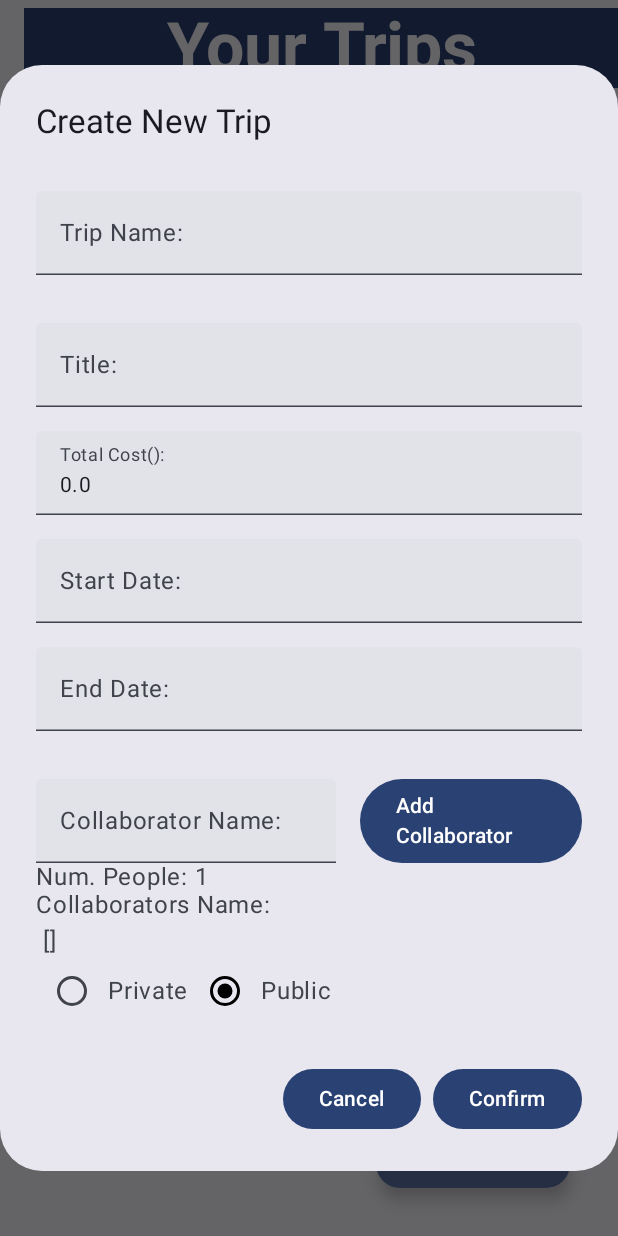
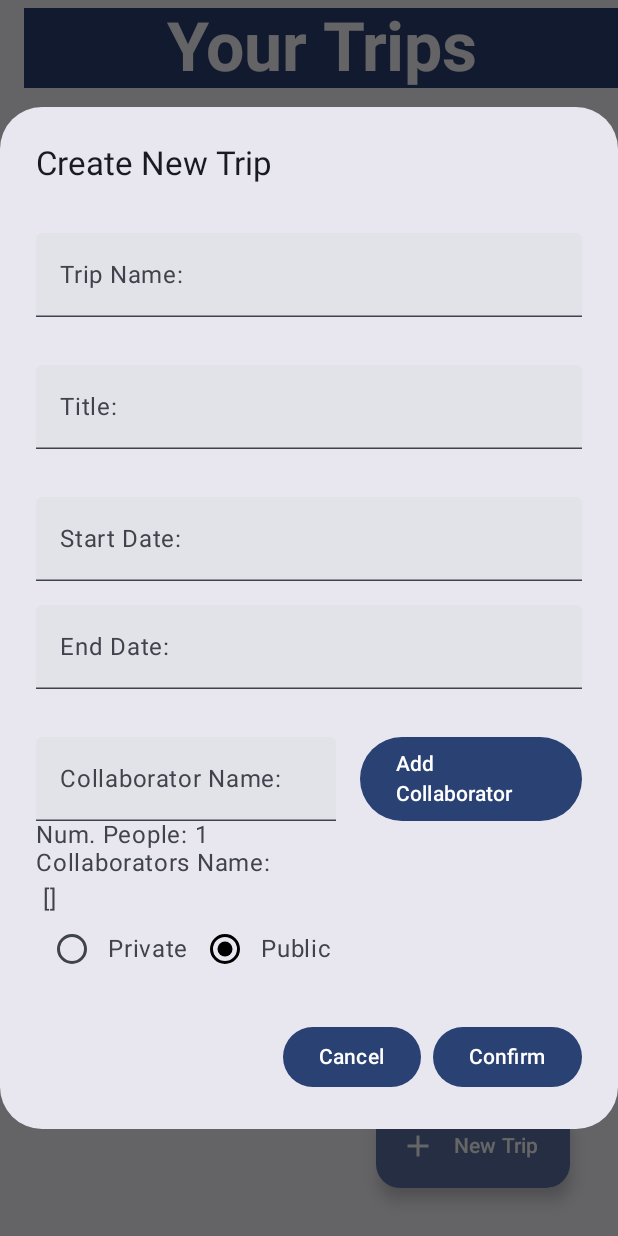
Before and after one commit to same8891/group_project, an Android app built with Jetpack Compose: the tripsScreen screen opened through its navigation route, after a tap on "New Trip", on a phone screen of 412 x 824 dp. Run offline under Robolectric (Android 15) with nearby library versions, the phone set to English and light mode, and no system bars; our stand-ins replace Firebase (no records; nobody signed in at launch, a user with empty details on screens opened directly).

Commit message:
Update UI

```diff
--- a/groupproject/app/src/main/java/com/example/groupproject/ui/trips/AddTripDialog.kt
+++ b/groupproject/app/src/main/java/com/example/groupproject/ui/trips/AddTripDialog.kt
@@ -87,8 +87,9 @@ fun AddTripDialog(
                             collaborators = collaborators.toMutableList(),
                             isPrivate = !isPublic,
                             tripId = userId + title + startDate + endDate,
-                            destinationList = listOf(destinationNames[selectedDestinationIndex]).toMutableList()
-                        )
+                            //destinationList = listOf(destinationNames[selectedDestinationIndex]).toMutableList()
+                            destinationList = ArrayList()
+                            )
                         tripsViewModel.addTrip(userId, newTrip)
                         onConfirmClick()
                         onDismissRequest()
@@ -133,14 +134,14 @@ fun AddTripDialog(
                         modifier = Modifier.fillMaxWidth()
                     )
                     Spacer(modifier = Modifier.height(16.dp))
-                    TextField(
-                        value = totalCost.toString(),
-                        onValueChange = { totalCost = it.toDoubleOrNull() ?: 0.0 },
-                        label = { Text("Total Cost():") },
-                        modifier = Modifier.fillMaxWidth(),
-                        keyboardOptions = KeyboardOptions(keyboardType = KeyboardType.Number)
-                    )
-//                    //Add Dropdown for destinations
+//                    TextField(
+//                        value = totalCost.toString(),
+//                        onValueChange = { totalCost = it.toDoubleOrNull() ?: 0.0 },
+//                        label = { Text("Total Cost():") },
+//                        modifier = Modifier.fillMaxWidth(),
+//                        keyboardOptions = KeyboardOptions(keyboardType = KeyboardType.Number)
+//                    )
+                    //Add Dropdown for destinations
 //                    Row(
 //                        modifier = Modifier.fillMaxWidth()
 //                    ) {
@@ -163,9 +164,39 @@ fun AddTripDialog(
 //                            }
 //                        }
 //                    }
+                    //new
+//                    var selectedDestinationIndex by remember { mutableStateOf(-1) } // -1 indicates no selection
+//                    var isDropdownExpanded by remember { mutableStateOf(false) }
+//
+//                    Row(modifier = Modifier.fillMaxWidth()) {
+//                        Text(text = "Destinations:", style = MaterialTheme.typography.titleLarge)
+//                        Spacer(modifier = Modifier.width(16.dp))
+//
+//                        val displayText = if (selectedDestinationIndex >= 0) destinationNames[selectedDestinationIndex] else "Select Destination"
+//                        Text(
+//                            text = displayText,
+//                            modifier = Modifier.clickable { isDropdownExpanded = true },
+//                            style = MaterialTheme.typography.titleLarge
+//                        )
+//
+//                        DropdownMenu(
+//                            expanded = isDropdownExpanded,
+//                            onDismissRequest = { isDropdownExpanded = false },
+//                            modifier = Modifier.width(200.dp)
+//                        ) {
+//                            destinationNames.forEachIndexed { index, destination ->
+//                                DropdownMenuItem(onClick = {
+//                                    selectedDestinationIndex = index
+//                                    isDropdownExpanded = false
+//                                },text= {
+//                                    Text(destination)
+//                                })
+//                            }
+//                        }
+//                    }
 
                     Spacer(modifier = Modifier.height(16.dp))
-                    // Date selection (you may replace this with a date picker)
+                    // Date selection
                     TextField(
                         value = startDate,
                         onValueChange = { startDate = it },
@@ -215,6 +246,7 @@ fun AddTripDialog(
                             colors = RadioButtonDefaults.colors(Color.Black)
                         )
                         Text("Private", style = MaterialTheme.typography.bodyLarge)
+
                         RadioButton(
                             selected = isPublic,
                             onClick = { isPublic = true },
--- a/groupproject/app/src/main/java/com/example/groupproject/ui/trips/EditTripDialog.kt
+++ b/groupproject/app/src/main/java/com/example/groupproject/ui/trips/EditTripDialog.kt
@@ -127,7 +127,7 @@ fun EditTripDialog(
                             },
                             modifier = Modifier
                                 .width(200.dp)
-                                .height(40.dp)
+//                                .height(40.dp)
                         ) {
                             OutlinedTextField(
                                 value = select,
--- a/groupproject/app/src/main/java/com/example/groupproject/ui/trips/tripDetailScreen.kt
+++ b/groupproject/app/src/main/java/com/example/groupproject/ui/trips/tripDetailScreen.kt
@@ -47,7 +47,10 @@ fun tripDetailScreen(
     }
     Spacer(modifier = Modifier.height(16.dp))
     //Show Destination List
-    LazyColumn {
+    LazyColumn (
+        modifier = Modifier
+            .padding(16.dp)
+    ){
         items(trip.destinationList.size) { index ->
             val destination = trip.destinationList[index]
             Text(
```
